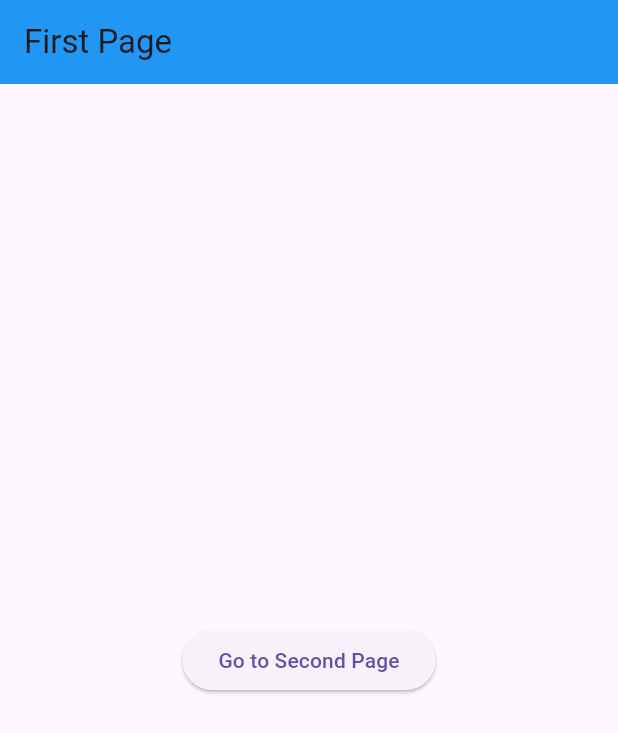
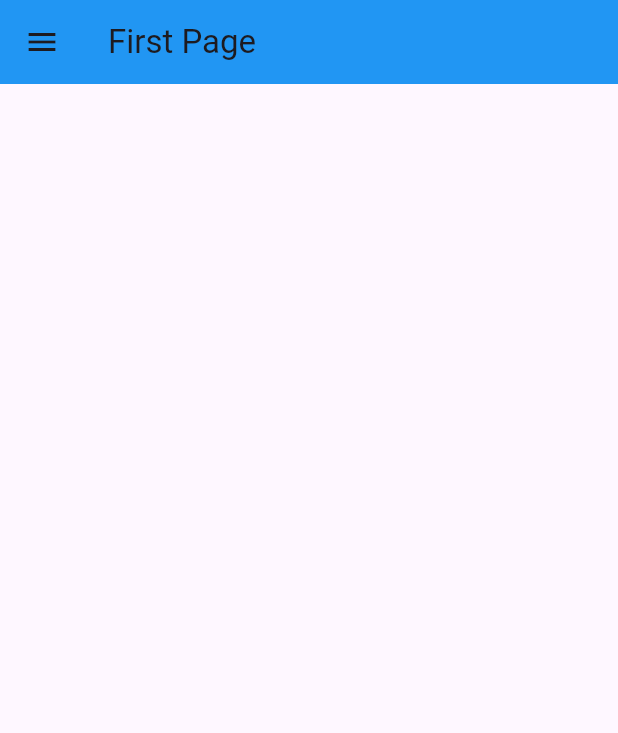
Before and after one commit to Anushlinux/Page-Navigation, a Flutter app: the screen it shows after launch, on a phone screen of 412 x 824 dp. Shown: the top 733 px of the screen. Run offline on Flutter 3.47's test engine with Material 3 defaults, Android fonts, the phone set to English and light mode, and no system bars.

Commit message:
new_changes

```diff
--- a/myapp/lib/main.dart
+++ b/myapp/lib/main.dart
@@ -2,6 +2,7 @@
 
 import 'package:flutter/material.dart';
 import 'package:myapp/pages/first_page.dart';
+import 'package:myapp/pages/second_page.dart';
 
 void main() {
   runApp(const myapp());
@@ -13,11 +14,11 @@ class myapp extends StatelessWidget {
   @override
   Widget build(BuildContext context) {
     return MaterialApp(
-      debugShowCheckedModeBanner: false,
-      home: firstPage(),
-      routes: {
-        '/secondPage': (context) => firstPage(),
-      }
-    );
+        debugShowCheckedModeBanner: false,
+        home: firstPage(),
+        routes: {
+          '/firstPage': (context) => firstPage(),
+          '/secondPage': (context) => secondPage(),
+        });
   }
 }
--- a/myapp/lib/pages/first_page.dart
+++ b/myapp/lib/pages/first_page.dart
@@ -9,23 +9,13 @@ class firstPage extends StatelessWidget {
   @override
   Widget build(BuildContext context) {
     return Scaffold(
-        appBar: AppBar(
-          title: const Text(
-            'First Page',
-
-          ),
-          backgroundColor: Colors.blue,
+      appBar: AppBar(
+        title: const Text(
+          'First Page',
         ),
-        body: Center(
-          child: ElevatedButton(
-              child: Text("Go to Second Page"),
-              onPressed: () {
-                Navigator.push(
-                    context,
-                    MaterialPageRoute(
-                      builder: (context) => secondPage(),
-                    ));
-              }),
-        ));
+        backgroundColor: Colors.blue,
+      ),
+      drawer: Drawer(),
+    );
   }
 }
```
Also changed, not shown: myapp/lib/pages/second_page.dart (+12 -6 lines).
